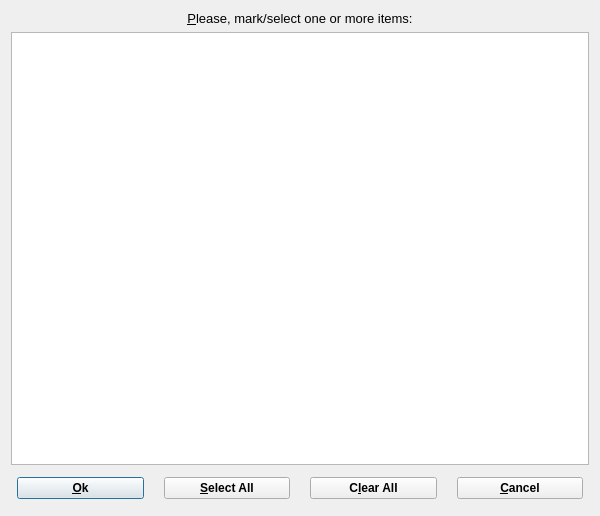
The window that gems3/vizor4/dlg4/SelectDialog4.ui (gemshub/GEMSGUI) describes before a commit, drawn with Qt 5.
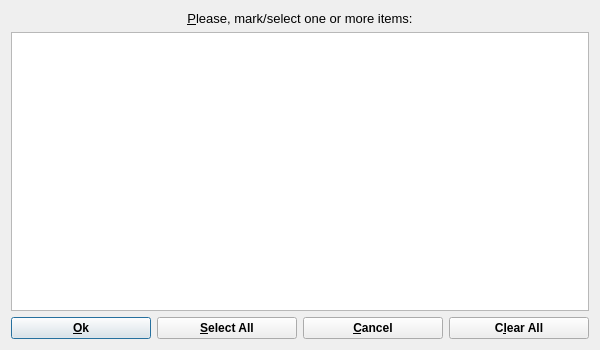
The same window after the commit.

The edit to the form file:
```diff
--- a/gems3/vizor4/dlg4/SelectDialog4.ui
+++ b/gems3/vizor4/dlg4/SelectDialog4.ui
@@ -7,7 +7,7 @@
     <x>0</x>
     <y>0</y>
     <width>600</width>
-    <height>516</height>
+    <height>350</height>
    </rect>
   </property>
   <property name="minimumSize">
@@ -19,7 +19,7 @@
   <property name="windowTitle">
    <string>Multiple Selection Dialog</string>
   </property>
-  <layout class="QVBoxLayout">
+  <layout class="QVBoxLayout" name="verticalLayout">
    <item>
     <widget class="QLabel" name="pLabel">
      <property name="font">
@@ -113,13 +113,7 @@
     </widget>
    </item>
    <item>
-    <layout class="QHBoxLayout">
-     <property name="spacing">
-      <number>20</number>
-     </property>
-     <property name="margin">
-      <number>6</number>
-     </property>
+    <layout class="QHBoxLayout" name="horizontalLayout">
      <item>
       <widget class="QPushButton" name="PushButton1">
        <property name="sizePolicy">
@@ -169,29 +163,6 @@
        </property>
       </widget>
      </item>
-     <item>
-      <widget class="QPushButton" name="pButton3">
-       <property name="sizePolicy">
-        <sizepolicy hsizetype="Minimum" vsizetype="Minimum">
-         <horstretch>0</horstretch>
-         <verstretch>0</verstretch>
-        </sizepolicy>
-       </property>
-       <property name="font">
-        <font>
-         <family>Arial</family>
-         <weight>75</weight>
-         <bold>true</bold>
-        </font>
-       </property>
-       <property name="text">
-        <string>C&amp;lear All</string>
-       </property>
-       <property name="shortcut">
-        <string>Alt+L</string>
-       </property>
-      </widget>
-     </item>
      <item>
       <widget class="QPushButton" name="PushButton4">
        <property name="sizePolicy">
@@ -215,6 +186,29 @@
        </property>
       </widget>
      </item>
+     <item>
+      <widget class="QPushButton" name="pButton3">
+       <property name="sizePolicy">
+        <sizepolicy hsizetype="Minimum" vsizetype="Minimum">
+         <horstretch>0</horstretch>
+         <verstretch>0</verstretch>
+        </sizepolicy>
+       </property>
+       <property name="font">
+        <font>
+         <family>Arial</family>
+         <weight>75</weight>
+         <bold>true</bold>
+        </font>
+       </property>
+       <property name="text">
+        <string>C&amp;lear All</string>
+       </property>
+       <property name="shortcut">
+        <string>Alt+L</string>
+       </property>
+      </widget>
+     </item>
     </layout>
    </item>
   </layout>
```
